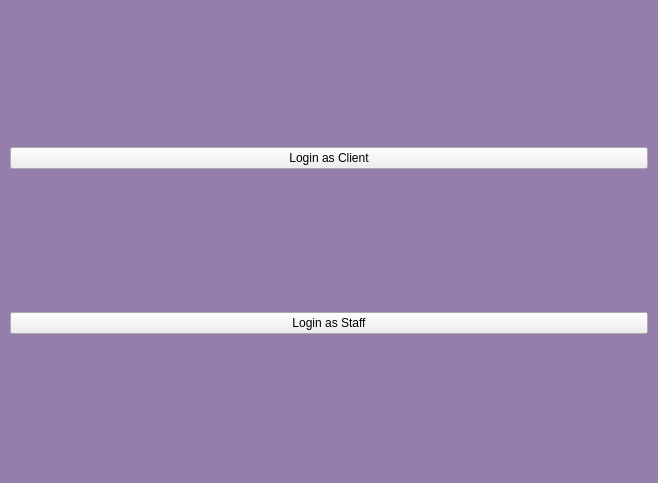
Above: app/mainwindow.ui from FarhoudFlair/Animal-Adoption-Center before the change. Below: the same form after it.
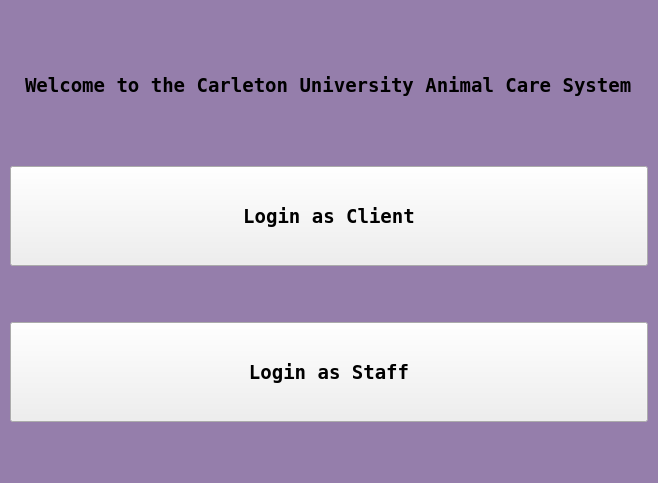
That is the form after the change. The open tabs and pages were chosen to show the change.

Patch:
```diff
--- a/app/mainwindow.ui
+++ b/app/mainwindow.ui
@@ -38,6 +38,13 @@
     </property>
     <item>
      <widget class="QStackedWidget" name="mainStackedWidget">
+      <property name="font">
+       <font>
+        <family>DejaVu Sans Mono</family>
+        <weight>75</weight>
+        <bold>true</bold>
+       </font>
+      </property>
       <property name="currentIndex">
        <number>1</number>
       </property>
@@ -55,8 +62,43 @@
         <property name="bottomMargin">
          <number>5</number>
         </property>
+        <item alignment="Qt::AlignHCenter">
+         <widget class="QLabel" name="label_74">
+          <property name="maximumSize">
+           <size>
+            <width>16777215</width>
+            <height>50</height>
+           </size>
+          </property>
+          <property name="font">
+           <font>
+            <family>DejaVu Sans Mono</family>
+            <pointsize>14</pointsize>
+            <weight>75</weight>
+            <bold>true</bold>
+           </font>
+          </property>
+          <property name="text">
+           <string>Welcome to the Carleton University Animal Care System</string>
+          </property>
+         </widget>
+        </item>
         <item>
          <widget class="QPushButton" name="loginAsClientButton">
+          <property name="minimumSize">
+           <size>
+            <width>0</width>
+            <height>100</height>
+           </size>
+          </property>
+          <property name="font">
+           <font>
+            <family>DejaVu Sans Mono</family>
+            <pointsize>14</pointsize>
+            <weight>75</weight>
+            <bold>true</bold>
+           </font>
+          </property>
           <property name="text">
            <string>Login as Client</string>
           </property>
@@ -64,6 +106,20 @@
         </item>
         <item>
          <widget class="QPushButton" name="loginAsStaffButton">
+          <property name="minimumSize">
+           <size>
+            <width>0</width>
+            <height>100</height>
+           </size>
+          </property>
+          <property name="font">
+           <font>
+            <family>DejaVu Sans Mono</family>
+            <pointsize>14</pointsize>
+            <weight>75</weight>
+            <bold>true</bold>
+           </font>
+          </property>
           <property name="text">
            <string>Login as Staff</string>
           </property>
```
Left out of the diff: 79 changed lines with no effect on the pictures.
